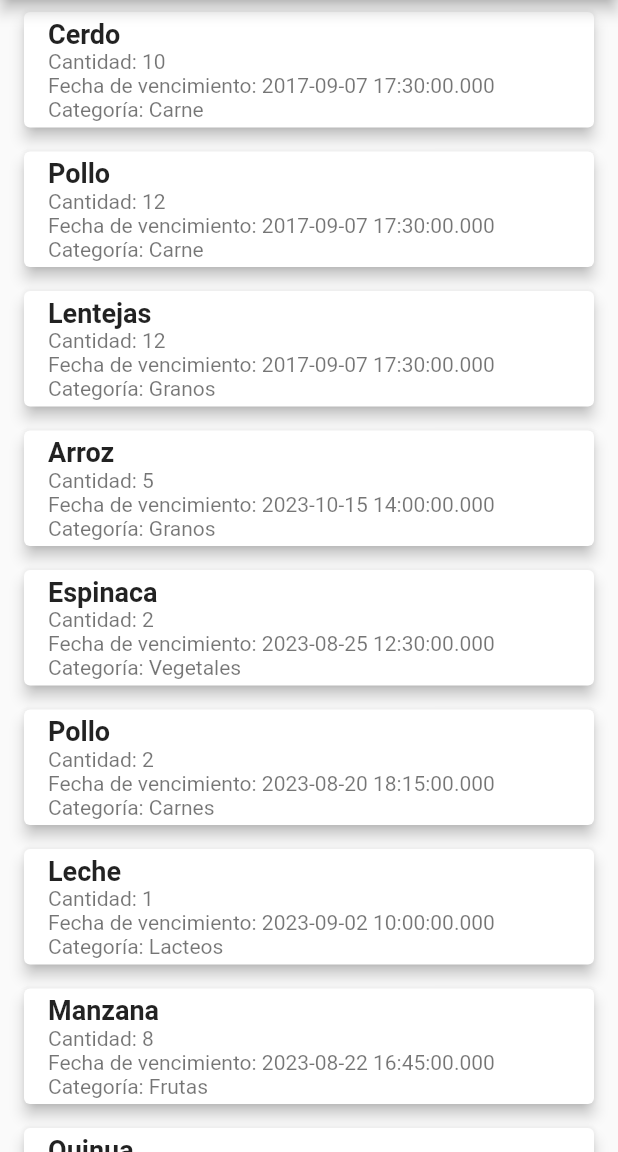
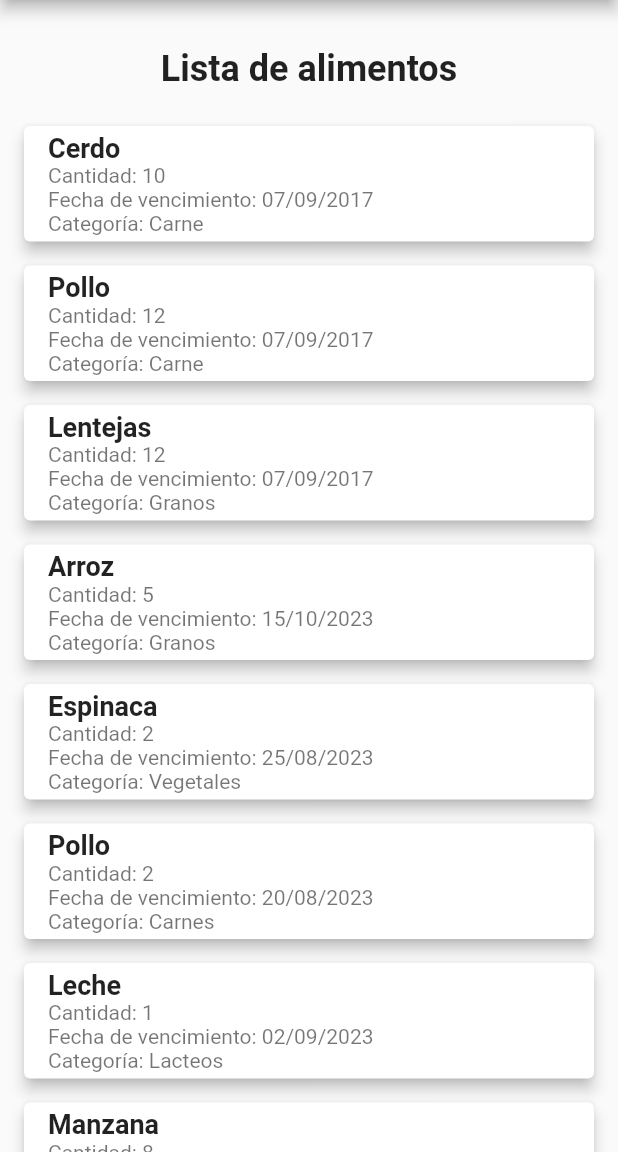
Before and after one commit to SantiSosa02/odsAlimentos, a Flutter app: the ScreenSecond screen opened directly, on a phone screen of 412 x 824 dp, the part 84-1236 px from its top. Run offline on Flutter 3.47's test engine with Material 2 defaults, Android fonts, the phone set to English and light mode, and no system bars.

Commit message:
commit_martin

```diff
--- a/lib/presentations/springs/screenSecond.dart
+++ b/lib/presentations/springs/screenSecond.dart
@@ -1,6 +1,7 @@
 import 'package:flutter/material.dart';
 import 'package:ods_alimentos/presentations/windgets/menu_appbar.dart';
 import 'package:ods_alimentos/presentations/windgets/menu_drawer.dart';
+import 'package:intl/intl.dart';
 
 class ScreenSecond extends StatefulWidget {
   const ScreenSecond({Key? key}) : super(key: key);
@@ -97,11 +98,25 @@ class _ScreenSecondState extends State<ScreenSecond> {
   return Scaffold(
     appBar: MenuAppBar(),
     drawer: MenuDrawer(),
-      body: ListView.builder(
+    body: Column(
+      crossAxisAlignment: CrossAxisAlignment.start,
+      children: [
+        SizedBox(height: 16),
+        Center(
+          child: Padding(
+            padding: const EdgeInsets.all(16.0),
+            child: Text(
+              'Lista de alimentos',
+              style: TextStyle(fontSize: 24, fontWeight: FontWeight.bold),
+            ),
+          ),
+        ),
+        Expanded(
+          child: ListView.builder(
             itemCount: alimentos.length,
             itemBuilder: (BuildContext context, int index) {
               return Card(
-            elevation: 4, // Elevación de la tarjeta
+                elevation: 4,
                 margin: EdgeInsets.symmetric(horizontal: 16, vertical: 8),
                 child: ListTile(
                   title: Text(
@@ -112,7 +127,7 @@ class _ScreenSecondState extends State<ScreenSecond> {
                     crossAxisAlignment: CrossAxisAlignment.start,
                     children: [
                       Text('Cantidad: ${alimentos[index]['Cantidad']}'),
-                  Text('Fecha de vencimiento: ${alimentos[index]['Fecha_vencimiento']}'),
+                      Text('Fecha de vencimiento: ${DateFormat('dd/MM/yyyy').format(alimentos[index]['Fecha_vencimiento'])}'),
                       Text('Categoría: ${alimentos[index]['Categoria']}'),
                     ],
                   ),
@@ -120,6 +135,9 @@ class _ScreenSecondState extends State<ScreenSecond> {
               );
             },
           ),
+        ),
+      ],
+    ),
   );
 }
 }
--- a/pubspec.yaml
+++ b/pubspec.yaml
@@ -30,7 +30,7 @@ environment:
 dependencies:
   flutter:
     sdk: flutter
-
+  intl: ^0.17.0
 
   # The following adds the Cupertino Icons font to your application.
   # Use with the CupertinoIcons class for iOS style icons.
```
Also changed, not shown: pubspec.lock. Lines whose indentation alone changed are shown as unchanged.
